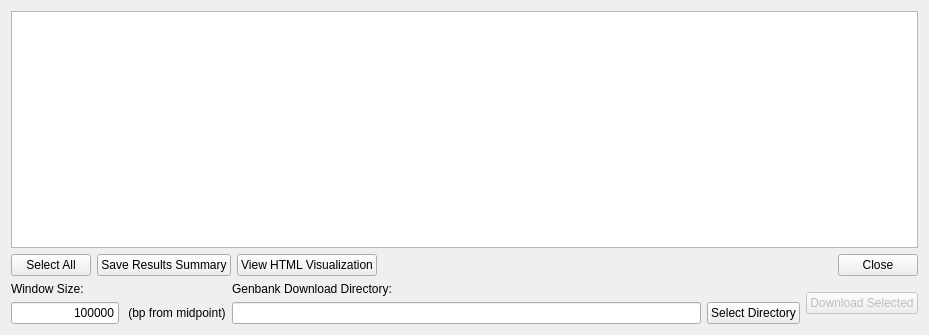
This is resultsWindow.ui in emzodls/clusterArch as Qt 5 draws it before an edit. The edited form follows.
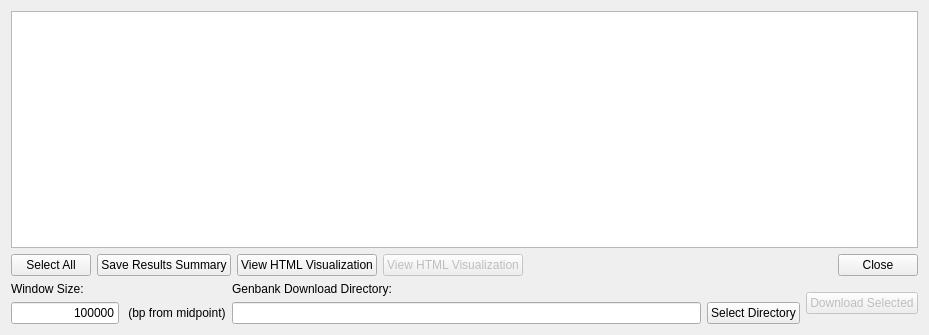
This is the edited form.

Commit message: added code to generate json file that can be visualized by the htmlvis file

```diff
--- a/resultsWindow.ui
+++ b/resultsWindow.ui
@@ -89,6 +89,22 @@
        </property>
       </widget>
      </item>
+     <item>
+      <widget class="QPushButton" name="viewHTMLvisBtn">
+       <property name="enabled">
+        <bool>false</bool>
+       </property>
+       <property name="sizePolicy">
+        <sizepolicy hsizetype="Fixed" vsizetype="Fixed">
+         <horstretch>0</horstretch>
+         <verstretch>0</verstretch>
+        </sizepolicy>
+       </property>
+       <property name="text">
+        <string>View HTML Visualization</string>
+       </property>
+      </widget>
+     </item>
      <item alignment="Qt::AlignRight">
       <widget class="QPushButton" name="closeBtn">
        <property name="enabled">
```
